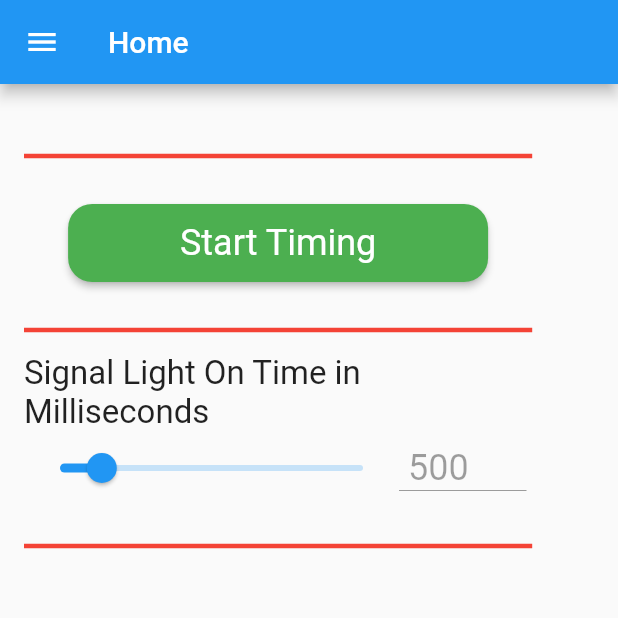
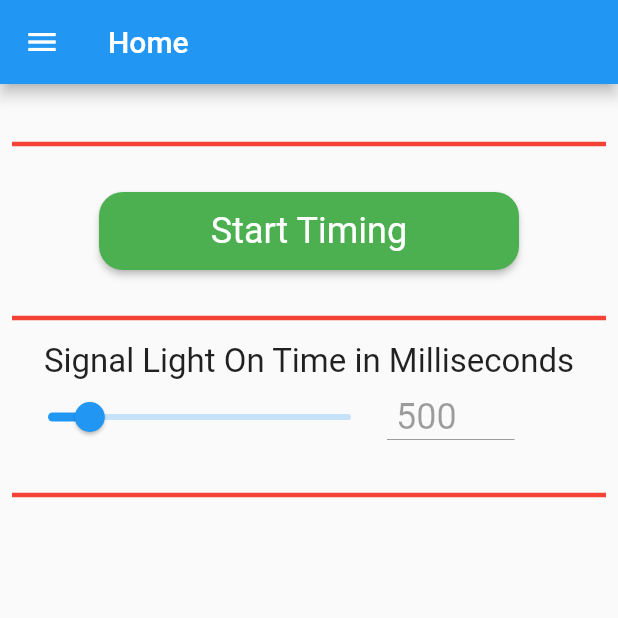
Before and after one commit to mltscoringtech/JMAP_deviceconfig, a Flutter app: the screen it shows after launch, on a phone screen of 412 x 824 dp, the top half of it. Run offline on Flutter 3.47's test engine with Material 2 defaults, Android fonts, the phone set to English and light mode, and no system bars; our stand-ins replace auto_size_text, progress_dialog; missing offline and left inert: flutter_wifi_connect, network_info_plus, ping_discover_network, wifi_iot; Roboto replaces fonts that are missing (Hind).

Commit message:
Update deviceconfig1.dart, deviceconfig2.dart, and main.dart

```diff
--- a/lib/deviceconfig1.dart
+++ b/lib/deviceconfig1.dart
@@ -50,7 +50,7 @@ class _DeviceConfigPage1State extends State<DeviceConfigPage1> {
         drawer: NavDrawer(),
         body: Container(
           padding: const EdgeInsets.all(5.0),
-          width: MediaQuery.of(context).size.width * 0.9,
+          width: MediaQuery.of(context).size.width,
           child: Column(
             mainAxisAlignment: MainAxisAlignment.start,
             crossAxisAlignment: CrossAxisAlignment.start,
--- a/lib/deviceconfig2.dart
+++ b/lib/deviceconfig2.dart
@@ -51,8 +51,8 @@ class _DeviceConfigPage2State extends State<DeviceConfigPage2> {
         ),
         drawer: NavDrawer(),
         body: Container(
-          padding: const EdgeInsets.all(16.0),
-          width: MediaQuery.of(context).size.width * 0.9,
+          padding: const EdgeInsets.all(8.0),
+          width: MediaQuery.of(context).size.width,
           child: Column(
             mainAxisAlignment: MainAxisAlignment.start,
             crossAxisAlignment: CrossAxisAlignment.start,
--- a/lib/main.dart
+++ b/lib/main.dart
@@ -79,8 +79,8 @@ class _HomeScreenState extends State<HomeScreen> {
         title: Text("Home"),
       ),
       body: Container(
-        padding: const EdgeInsets.all(16.0),
-        width: MediaQuery.of(context).size.width * 0.9,
+        padding: const EdgeInsets.all(8.0),
+        width: MediaQuery.of(context).size.width,
         child: Center(
           child: Column(
             mainAxisAlignment: MainAxisAlignment.start,
```
